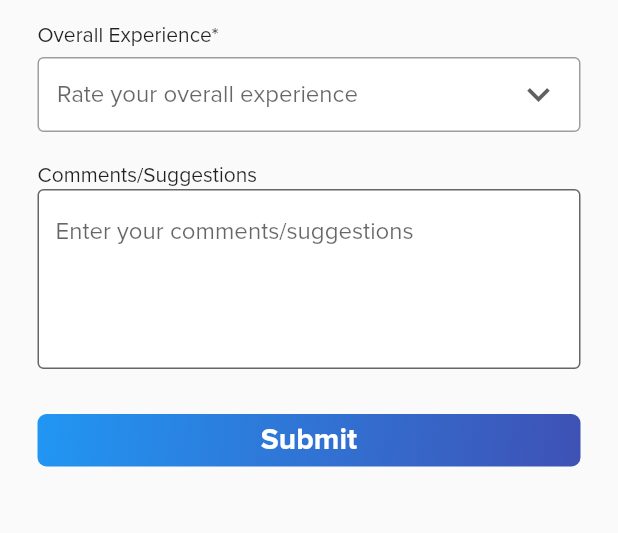
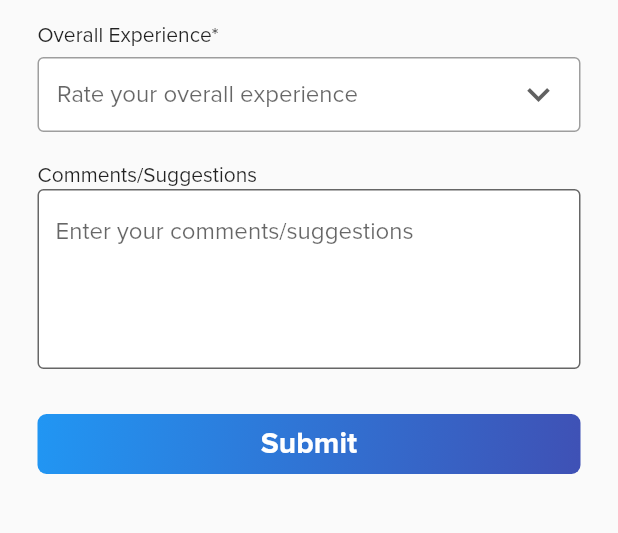
Before and after one commit to whackurt/bt-frontend, a Flutter app: the BTFeedbackComplaints screen opened directly, after a tap on "Write a Feedback", on a phone screen of 412 x 824 dp, the part 267-800 px from its top. Run offline on Flutter 3.47's test engine with Material 2 defaults, Android fonts, the phone set to English and light mode, and no system bars; our stand-ins replace accordion, date_field, flutter_spinkit, image_picker, qr_flutter, shared_preferences; missing offline and left inert: animated_snack_bar, flutter_barcode_scanner; accounts and stored records are empty.

Commit message:
refactor: edited child components of BTFullWidthBtn. From text to child

```diff
--- a/lib/features/tourist_features/feedback_complaints/screens/feedback_complaints.dart
+++ b/lib/features/tourist_features/feedback_complaints/screens/feedback_complaints.dart
@@ -57,7 +57,6 @@ class _BTFeedbackComplaintsState extends State<BTFeedbackComplaints> {
                     'As part of our ongoing efforts to enhance the tourist experience, we invite you to share your feedback or any issues you may have encountered.'),
             BTFullWidthButton(
               height: 45.0,
-              label: 'Write a Feedback',
               onPressed: () {
                 Navigator.push(context, CupertinoPageRoute(
                   builder: (context) {
@@ -65,6 +64,13 @@ class _BTFeedbackComplaintsState extends State<BTFeedbackComplaints> {
                   },
                 ));
               },
+              child: Text(
+                'Write a Feedback',
+                style: TextStyle(
+                    color: Colors.white,
+                    fontWeight: FontWeight.w600,
+                    fontSize: 20.0),
+              ),
             ),
             const SizedBox(
               height: 20.0,
--- a/lib/features/tourist_features/feedback_complaints/screens/write_feedback.dart
+++ b/lib/features/tourist_features/feedback_complaints/screens/write_feedback.dart
@@ -211,7 +211,6 @@ class _BTWriteFeedbackState extends State<BTWriteFeedback> {
             ),
             BTFullWidthButton(
               height: 45.0,
-              label: 'Submit',
               onPressed: () {
                 showDialog(
                     context: context,
@@ -242,6 +241,13 @@ class _BTWriteFeedbackState extends State<BTWriteFeedback> {
                       );
                     }));
               },
+              child: Text(
+                'Submit',
+                style: TextStyle(
+                    color: Colors.white,
+                    fontWeight: FontWeight.w600,
+                    fontSize: 20.0),
+              ),
             ),
             const SizedBox(
               height: 30.0,
--- a/lib/widgets/custom_buttons/full_width_btn.dart
+++ b/lib/widgets/custom_buttons/full_width_btn.dart
@@ -6,9 +6,9 @@ import 'package:flutter/material.dart';
 class BTFullWidthButton extends StatefulWidget {
   final double? height;
   final Function()? onPressed;
-  final String? label;
+  final Widget? child;
 
-  const BTFullWidthButton({super.key, this.height, this.onPressed, this.label});
+  const BTFullWidthButton({super.key, this.height, this.onPressed, this.child});
 
   @override
   State<BTFullWidthButton> createState() => _BTFullWidthButtonState();
@@ -22,7 +22,7 @@ class _BTFullWidthButtonState extends State<BTFullWidthButton> {
     return Padding(
       padding: EdgeInsets.symmetric(vertical: 5.0),
       child: Container(
-        height: 35.0,
+        height: 40.0,
         decoration: appColor.btnLinearGradient(),
         child: SizedBox(
           height: widget.height,
@@ -35,13 +35,7 @@ class _BTFullWidthButtonState extends State<BTFullWidthButton> {
               shadowColor: Colors.transparent,
               //make color or elevated button transparent
             ),
-            child: Text(
-              '${widget.label}',
-              style: TextStyle(
-                  color: Colors.white,
-                  fontWeight: FontWeight.w600,
-                  fontSize: 20.0),
-            ),
+            child: widget.child,
           ),
         ),
       ),
--- a/lib/widgets/custom_buttons/user_type_btn.dart
+++ b/lib/widgets/custom_buttons/user_type_btn.dart
@@ -18,8 +18,9 @@ class _BTUserTypeButtonState extends State<BTUserTypeButton> {
   Widget build(BuildContext context) {
     return Container(
       decoration: BoxDecoration(
-        border: Border.all(),
-      ),
+          border: Border.all(
+              width: 4.0, color: const Color.fromARGB(255, 97, 97, 97)),
+          borderRadius: BorderRadius.circular(5.0)),
       child: ElevatedButton(
           onPressed: widget.onPressed,
           style: ButtonStyle(
```
Also changed, not shown: lib/features/auth_features/screens/signup/establishment/create_account.dart (+7 -1 lines), lib/features/auth_features/screens/signup/establishment/upload_picture.dart (+7 -1 lines), lib/features/auth_features/screens/signup/establishment/verify_details.dart (+7 -1 lines), lib/features/establishment_features/profile/screens/establishment_profile.dart (+7 -1 lines), lib/features/establishment_features/profile/screens/update_profile.dart (+7 -1 lines), lib/features/establishment_features/scan_qr/screens/scan_qr_code.dart (+9 -1 lines), lib/features/tourist_features/profile/screens/update_profile.dart (+7 -1 lines).
